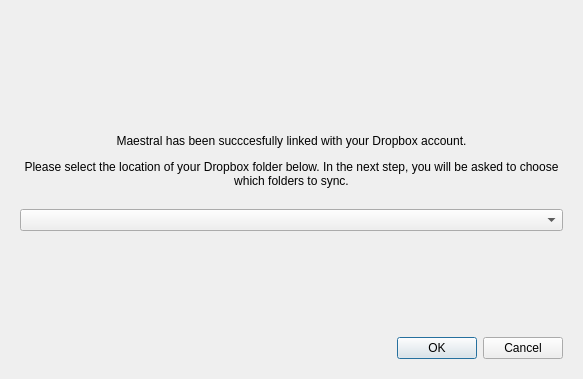
Before: the Qt Designer form maestral/gui/first_sync_dialog.ui in samschott/maestral, drawn with Qt 5.
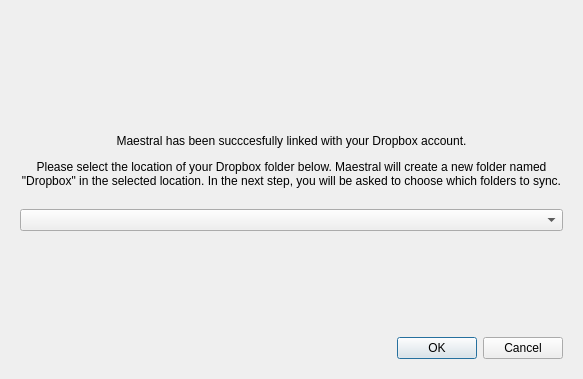
After: the same form once the commit is applied. The open tabs and pages were chosen to show the change.

Commit message:
improved info text in setup dialog
fixes #18

```diff
--- a/maestral/gui/first_sync_dialog.ui
+++ b/maestral/gui/first_sync_dialog.ui
@@ -219,7 +219,7 @@
           </sizepolicy>
          </property>
          <property name="text">
-          <string>&lt;html&gt;&lt;head/&gt;&lt;body&gt;&lt;p align=&quot;center&quot;&gt;Maestral has been succcesfully linked with your Dropbox account.&lt;/p&gt;&lt;p align=&quot;center&quot;&gt;Please select the location of your Dropbox folder below. In the next step, you will be asked to choose which folders to sync.&lt;/p&gt;&lt;/body&gt;&lt;/html&gt;</string>
+          <string>&lt;html&gt;&lt;head/&gt;&lt;body&gt;&lt;p align=&quot;center&quot;&gt;Maestral has been succcesfully linked with your Dropbox account.&lt;/p&gt;&lt;p align=&quot;center&quot;&gt;Please select the location of your Dropbox folder below. Maestral will create a new folder named &quot;Dropbox&quot; in the selected location. In the next step, you will be asked to choose which folders to sync.&lt;/p&gt;&lt;/body&gt;&lt;/html&gt;</string>
          </property>
          <property name="alignment">
           <set>Qt::AlignCenter</set>
```
